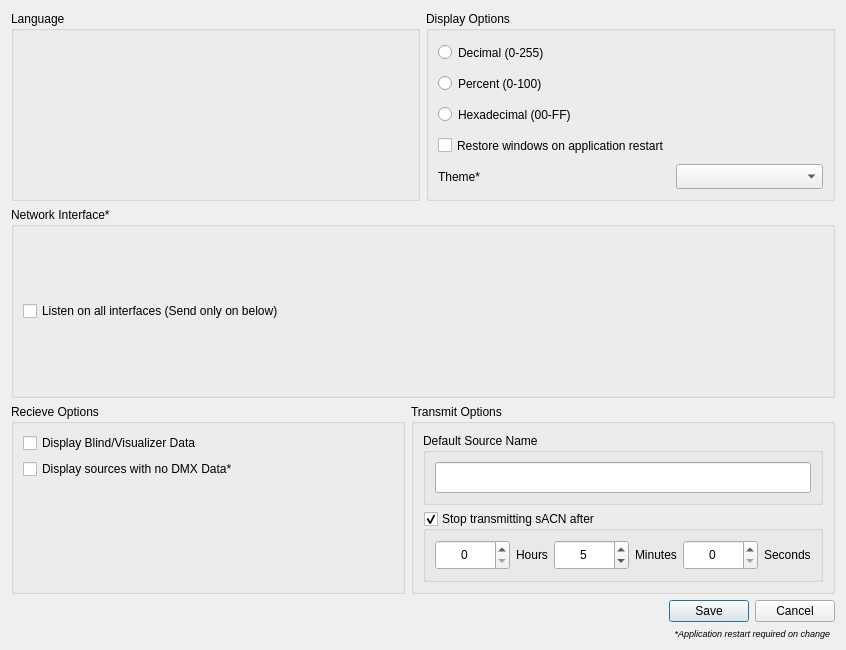
Old version of the form ui/preferencesdialog.ui in the repository docsteer/sacnview.
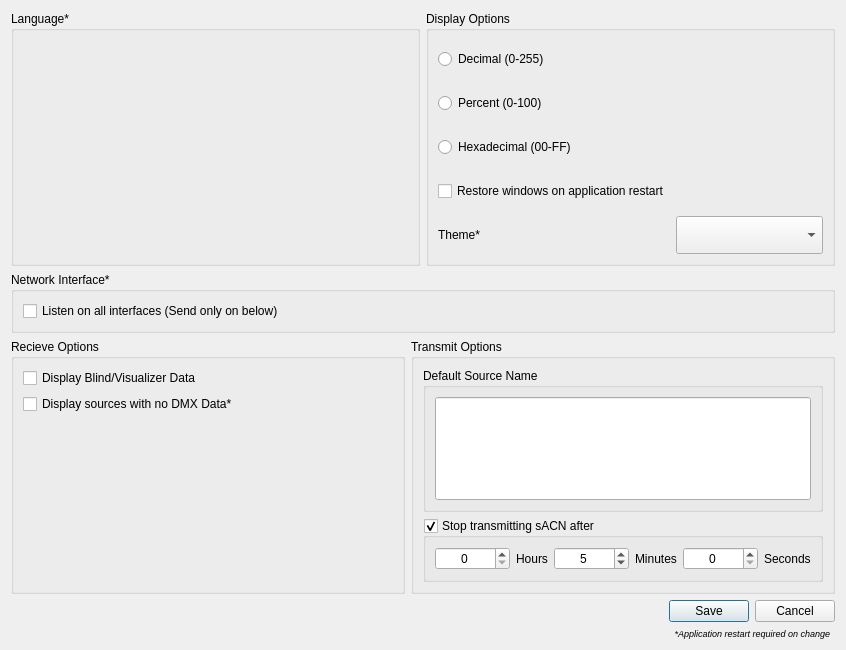
New version of the form. Icons and pictures are not drawn.

Patch:
```diff
--- a/ui/preferencesdialog.ui
+++ b/ui/preferencesdialog.ui
@@ -23,7 +23,7 @@
    <iconset resource="../res/resources.qrc">
     <normaloff>:/icons/settings.png</normaloff>:/icons/settings.png</iconset>
   </property>
-  <layout class="QVBoxLayout" name="verticalLayout_2" stretch="1,1,1,0">
+  <layout class="QVBoxLayout" name="verticalLayout_2" stretch="1,0,1,0">
    <property name="sizeConstraint">
     <enum>QLayout::SetMinimumSize</enum>
    </property>
@@ -38,7 +38,7 @@
         </sizepolicy>
        </property>
        <property name="title">
-        <string>Language</string>
+        <string>Language*</string>
        </property>
        <layout class="QVBoxLayout" name="verticalLayout_7">
         <item>
@@ -65,6 +65,9 @@
         <string>Display Options</string>
        </property>
        <layout class="QFormLayout" name="formLayout">
+        <property name="formAlignment">
+         <set>Qt::AlignLeading|Qt::AlignLeft|Qt::AlignVCenter</set>
+        </property>
         <item row="0" column="0">
          <widget class="QRadioButton" name="DecimalDisplayFormat">
           <property name="enabled">
@@ -231,6 +234,12 @@
           <property name="orientation">
            <enum>Qt::Vertical</enum>
           </property>
+          <property name="sizeHint" stdset="0">
+           <size>
+            <width>0</width>
+            <height>0</height>
+           </size>
+          </property>
          </spacer>
         </item>
        </layout>
@@ -247,7 +256,7 @@
        <property name="title">
         <string>Transmit Options</string>
        </property>
-       <layout class="QVBoxLayout" name="verticalLayout_6">
+       <layout class="QVBoxLayout" name="verticalLayout_6" stretch="1,0">
         <item>
          <widget class="QGroupBox" name="gbTransmitName">
           <property name="sizePolicy">
```
